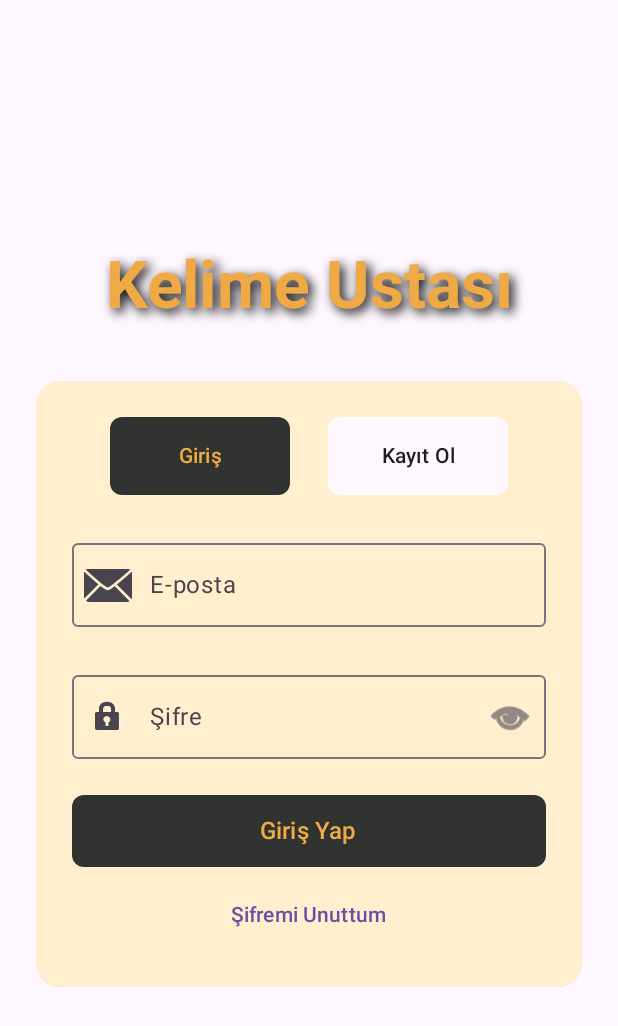
After one commit to keremsenn/Android-LoginScreen-With-Flask, an Android app built with Jetpack Compose: the LoginScreen screen opened through its navigation route, on a phone screen of 412 x 824 dp. The commit adds this screen. Shown: the top 1026 px of the screen. Run offline under Robolectric (Android 15) with nearby library versions, the light colour scheme and no system bars; our stand-ins replace Dagger/Hilt's generated code.

Commit message:
son duzenlemeler yapıldı

```diff
--- a/client/app/src/main/java/com/keremsen/wordmasters/MainActivity.kt
+++ b/client/app/src/main/java/com/keremsen/wordmasters/MainActivity.kt
@@ -3,8 +3,6 @@ package com.keremsen.wordmasters
 import android.os.Bundle
 import androidx.activity.ComponentActivity
 import androidx.activity.compose.setContent
-import androidx.activity.enableEdgeToEdge
-import androidx.core.splashscreen.SplashScreen.Companion.installSplashScreen
 import dagger.hilt.android.AndroidEntryPoint
 import com.keremsen.wordmasters.navigation.AppNavigation
 
@@ -13,9 +11,7 @@ class MainActivity : ComponentActivity() {
     override fun onCreate(savedInstanceState: Bundle?) {
         super.onCreate(savedInstanceState)
         setContent {
-
                 AppNavigation()
-
         }
     }
 }
--- /dev/null
+++ b/client/app/src/main/java/com/keremsen/wordmasters/view/LoginScreen.kt
@@ -0,0 +1,544 @@
+package com.keremsen.wordmasters.view
+
+
+import android.widget.Toast
+import androidx.compose.animation.AnimatedVisibility
+import androidx.compose.animation.animateContentSize
+import androidx.compose.animation.core.*
+import androidx.compose.animation.fadeIn
+import androidx.compose.animation.fadeOut
+import androidx.compose.animation.slideInVertically
+import androidx.compose.foundation.background
+import androidx.compose.foundation.layout.*
+import androidx.compose.foundation.shape.RoundedCornerShape
+import androidx.compose.foundation.text.KeyboardOptions
+import androidx.compose.material3.*
+import androidx.compose.runtime.*
+import androidx.compose.ui.Alignment
+import androidx.compose.ui.Modifier
+import androidx.compose.ui.draw.clip
+import androidx.compose.ui.res.painterResource
+import androidx.compose.ui.text.font.FontWeight
+import androidx.compose.ui.text.input.ImeAction
+import androidx.compose.ui.text.input.KeyboardType
+import androidx.compose.ui.text.input.PasswordVisualTransformation
+import androidx.compose.ui.text.input.VisualTransformation
+import androidx.compose.ui.text.style.TextAlign
+import androidx.compose.ui.unit.dp
+import androidx.compose.ui.unit.sp
+import androidx.compose.ui.draw.scale
+import androidx.compose.ui.geometry.Offset
+import androidx.compose.ui.graphics.Color
+import androidx.compose.ui.graphics.Shadow
+import androidx.compose.ui.platform.LocalContext
+import androidx.compose.ui.res.colorResource
+import androidx.compose.ui.text.TextStyle
+import androidx.hilt.navigation.compose.hiltViewModel
+import androidx.navigation.NavController
+import com.keremsen.wordmasters.R
+import com.keremsen.wordmasters.model.LoginRequest
+import com.keremsen.wordmasters.model.RegisterRequest
+import com.keremsen.wordmasters.viewmodel.UserViewModel
+
+
+@Composable
+fun LoginScreen(navController: NavController){
+    val userViewModel : UserViewModel = hiltViewModel()
+    val user = userViewModel.user.collectAsState()
+
+    val responseCode = userViewModel.responseCode.collectAsState()
+    val responseCodeForLogin = userViewModel.responseCode2.collectAsState()
+
+    var isLoginMode by remember { mutableStateOf(true) }
+
+    var email by remember { mutableStateOf("") }
+    var password by remember { mutableStateOf("") }
+    var nickname by remember { mutableStateOf("") }
+    var firstname by remember { mutableStateOf("") }
+    var lastname by remember { mutableStateOf("") }
+
+    var passwordVisible by remember { mutableStateOf(false) }
+
+    var nickNameIsEmpty by remember { mutableStateOf(false) }
+    var firstNameIsEmpty by remember { mutableStateOf(false) }
+    var lastNameIsEmpty by remember { mutableStateOf(false) }
+    var emailIsEmpty by remember { mutableStateOf(false) }
+    var paswordIsEmpty by remember { mutableStateOf(false) }
+
+    var isThereEmail by remember { mutableStateOf(false) }
+
+    var isUniqNickName by remember { mutableStateOf(false) }
+    var isUniqEmail by remember { mutableStateOf(false) }
+    var isRegisterSuccessful by remember { mutableStateOf(false) }
+    var isnotvalidemail by remember { mutableStateOf(false) }
+    var passwordError by remember{ mutableStateOf(false) }
+
+    var isNotValidLoginEmail by remember { mutableStateOf(false) }
+    var isNotValidLoginEmailOrPassword by remember { mutableStateOf(false) }
+
+    val context = LocalContext.current
+    var lastToast : Toast? = null
+
+    var loginTrigger by remember { mutableIntStateOf(0) }
+    val isLoginSuccessful = remember { mutableStateOf(false) }
+
+    val regexNickName = Regex("^[a-zA-Z0-9]*$")
+    val regexName = Regex("^[a-zA-Z]+$")
+
+    when (responseCode.value) {
+        403 -> {
+            isUniqNickName = true
+            isUniqEmail = false  // Diğer hataları resetle
+            passwordError = false
+        }
+        409 -> {
+            isUniqEmail = true
+            isUniqNickName = false
+            passwordError = false
+        }
+        401 -> {
+            passwordError = true
+            isUniqEmail = false
+            isUniqNickName = false
+        }
+        201 -> {
+            isRegisterSuccessful = true
+            // Tüm hataları temizle
+            isUniqEmail = false
+            isUniqNickName = false
+            passwordError = false
+        }
+    }
+    when (responseCodeForLogin.value) {
+        400 -> {
+            isNotValidLoginEmail = true
+        }
+        409 -> {
+            isNotValidLoginEmailOrPassword = true
+        }
+
+    }
+
+
+    fun clearAllErrors() {
+        nickNameIsEmpty = false
+        firstNameIsEmpty = false
+        lastNameIsEmpty = false
+        emailIsEmpty = false
+        paswordIsEmpty = false
+        isUniqNickName = false
+        isUniqEmail = false
+        isnotvalidemail = false
+        passwordError = false
+        isNotValidLoginEmail = false
+        isNotValidLoginEmailOrPassword = false
+    }
+    // Animasyon için infinite pulse effect
+    val infiniteTransition = rememberInfiniteTransition(label="animation")
+    val scale by infiniteTransition.animateFloat(
+        initialValue = 1f,
+        targetValue = 1.1f,
+        animationSpec = infiniteRepeatable(
+            animation = tween(1000),
+            repeatMode = RepeatMode.Reverse
+        ),label="animation"
+    )
+
+    Box(
+        modifier = Modifier
+            .fillMaxSize()
+            .background(MaterialTheme.colorScheme.background)
+    ) {
+        Column(
+            modifier = Modifier
+                .fillMaxSize()
+                .padding(24.dp),
+            horizontalAlignment = Alignment.CenterHorizontally,
+            verticalArrangement = Arrangement.Center
+        ) {
+            // Uygulama Başlığı - Animasyonlu
+            Text(
+                text = "Kelime Ustası",
+                fontSize = 40.sp,
+                fontWeight = FontWeight.Bold,
+                color = colorResource(id = R.color.TextColor),
+                modifier = Modifier
+                    .padding(bottom = 40.dp)
+                    .scale(scale),
+                style = TextStyle(
+                    shadow = Shadow(
+                        color = Color.Black,
+                        offset = Offset(4f, 4f),
+                        blurRadius = 8f
+                    )
+                )
+            )
+
+
+            // Form alanı
+            Card(
+                modifier = Modifier
+                    .fillMaxWidth()
+                    .clip(RoundedCornerShape(16.dp))
+                    .animateContentSize(
+                        animationSpec = tween(
+                            durationMillis = 300,
+                            easing = EaseOutCubic
+
+                        )
+                    ),
+                elevation = CardDefaults.cardElevation(defaultElevation = 8.dp),
+                colors = CardDefaults.cardColors(
+                    containerColor = colorResource(id = R.color.ButtonColor) // XML'den renk
+                ),
+
+
+            ) {
+                Column(
+                    modifier = Modifier
+                        .fillMaxWidth()
+                        .padding(24.dp),
+                    horizontalAlignment = Alignment.CenterHorizontally
+                ) {
+                    // Sekmeler - Giriş / Kayıt
+                    Row(
+                        modifier = Modifier
+                            .fillMaxWidth()
+                            .padding(bottom = 24.dp),
+                        horizontalArrangement = Arrangement.SpaceEvenly
+                    ) {
+                        TabButton(
+                            title = "Giriş",
+
+                            isSelected = isLoginMode,
+                            onClick = {
+                                nickname=""
+                                firstname=""
+                                lastname=""
+                                password=""
+                                clearAllErrors()
+                                isLoginMode = true }
+                        )
+                        TabButton(
+                            title = "Kayıt Ol",
+                            isSelected = !isLoginMode,
+                            onClick = {
+                                email=""
+                                password=""
+                                clearAllErrors()
+                                isLoginMode = false }
+                        )
+                    }
+                    //
+
+                    // Form alanları
+
+                    AnimatedVisibility(
+                        visible = !isLoginMode,
+                        enter = fadeIn(animationSpec = tween(durationMillis = 1000)) + slideInVertically(),
+                        exit = fadeOut(),
+                        modifier = Modifier
+                    ) {
+                        OutlinedTextField(
+                            modifier = Modifier
+                                .fillMaxWidth()
+                                .padding(bottom = 8.dp),
+                            value = nickname,
+                            onValueChange = {input ->
+                                if (regexNickName.matches(input)) {
+                                    nickname = input
+                                } },
+                            label = { Text("Kullanıcı Adı") },
+                            leadingIcon = {
+                                Icon(
+                                    painter = painterResource(id = android.R.drawable.ic_menu_myplaces),
+                                    contentDescription = "Kullanıcı", modifier = Modifier
+                                )
+                            },
+                            singleLine = true,
+                            keyboardOptions = KeyboardOptions(
+                                imeAction = ImeAction.Next
+                            ),supportingText = {
+                                when {
+                                    nickNameIsEmpty -> Text("Zorunlu alan", color = Color.Red)
+                                    isUniqNickName -> Text("Kullanıcı adınız benzersiz olmalı!", color = Color.Red)
+                                }
+                            }
+                        )
+                    }
+
+
+                    AnimatedVisibility(
+                        visible = !isLoginMode,
+                        enter = fadeIn(animationSpec = tween(durationMillis = 1000)) + slideInVertically(),
+                        exit = fadeOut()
+                    ) {
+                        OutlinedTextField(
+                            modifier = Modifier
+                                .fillMaxWidth()
+                                .padding(bottom = 8.dp),
+                            value = firstname,
+                            onValueChange = { input ->
+                                if (regexName.matches(input)) {
+                                    firstname = input
+                                }  },
+                            label = { Text("Adı") },
+                            leadingIcon = {
+                                Icon(
+                                    painter = painterResource(id = android.R.drawable.ic_menu_myplaces),
+                                    contentDescription = "Kullanıcı"
+                                )
+                            },
+                            singleLine = true,
+                            keyboardOptions = KeyboardOptions(
+                                imeAction = ImeAction.Next
+                            ),supportingText = {
+                                if (firstNameIsEmpty) {
+                                    Text("Zorunlu alan", color = Color.Red)
+                                }
+                            }
+                        )
+
+                    }
+                    AnimatedVisibility(
+                        visible = !isLoginMode,
+                        enter = fadeIn(animationSpec = tween(durationMillis = 1000)) + slideInVertically(),
+                        exit = fadeOut()
+                    ) {
+                        OutlinedTextField(
+                            modifier = Modifier
+                                .fillMaxWidth()
+                                .padding(bottom = 8.dp),
+                            value = lastname,
+                            onValueChange = {  input ->
+                                if (regexName.matches(input)) {
+                                    lastname = input
+                                }  },
+                            label = { Text("Soyadı") },
+                            leadingIcon = {
+                                Icon(
+                                    painter = painterResource(id = android.R.drawable.ic_menu_myplaces),
+                                    contentDescription = "Kullanıcı"
+                                )
+                            },
+                            singleLine = true,
+                            keyboardOptions = KeyboardOptions(
+                                imeAction = ImeAction.Next
+                            ),supportingText = {
+                                if (lastNameIsEmpty) {
+                                    Text("Zorunlu alan", color = Color.Red)
+                                }
+                            }
+                        )
+
+                    }
+
+
+
+                        OutlinedTextField(
+                            modifier = Modifier
+                                .fillMaxWidth()
+                                .padding(bottom = 8.dp),
+                            value = email,
+                            onValueChange = { if (!it.contains(" ")) {
+                                email = it
+                            }},
+                            label = { Text("E-posta") },
+                            leadingIcon = {
+                                Icon(
+                                    painter = painterResource(id = android.R.drawable.ic_dialog_email),
+                                    contentDescription = "Email"
+                                )
+                            },
+                            singleLine = true,
+                            keyboardOptions = KeyboardOptions(
+                                keyboardType = KeyboardType.Email,
+                                imeAction = ImeAction.Next
+                            ),supportingText = {
+                                when {
+                                    emailIsEmpty -> Text("Zorunlu alan", color = Color.Red)
+                                    isnotvalidemail -> Text("Geçersiz E-posta formatı!", color = Color.Red)
+                                    isUniqEmail -> Text("E-postanız benzersiz olmalı!", color = Color.Red)
+                                    isNotValidLoginEmail -> Text("Kayıtlı kullanıcı bulunamadı!", color = Color.Red)
+                                }
+                            }
+                        )
+
+
+                    OutlinedTextField(
+                        modifier = Modifier
+                            .fillMaxWidth()
+                            .padding(bottom = 8.dp),
+                        value = password,
+                        onValueChange = { if (!it.contains(" ")) {
+                            password = it
+                        }},
+                        label = { Text("Şifre") },
+                        leadingIcon = {
+                            Icon(
+                                painter = painterResource(id = android.R.drawable.ic_lock_idle_lock),
+                                contentDescription = "Şifre"
+                            )
+                        },
+                        trailingIcon = {
+                            IconButton(onClick = { passwordVisible = !passwordVisible }) {
+                                Icon(
+                                    painter = painterResource(
+                                        id = if (passwordVisible)
+                                            android.R.drawable.ic_menu_close_clear_cancel
+                                        else
+                                            android.R.drawable.ic_menu_view
+                                    ),
+                                    contentDescription = if (passwordVisible) "Şifreyi Gizle" else "Şifreyi Göster"
+                                )
+                            }
+                        },
+                        singleLine = true,
+                        visualTransformation = if (passwordVisible) VisualTransformation.None else PasswordVisualTransformation(),
+                        keyboardOptions = KeyboardOptions(
+                            keyboardType = KeyboardType.Password,
+                            imeAction = ImeAction.Done
+                        ),supportingText = {
+                            when {
+                                paswordIsEmpty -> Text("Zorunlu alan", color = Color.Red)
+                                isNotValidLoginEmailOrPassword -> Text("Geçersiz E-posta veya şifre girdiniz!", color = Color.Red)
+                                passwordError -> Text("Şifreniz En az 7 karakter olmalı!", color = Color.Red)
+                            }
+                        }
+
+                    )
+
+                    if(isRegisterSuccessful){
+                        LaunchedEffect(Unit) {
+                            Toast.makeText(
+                                context,
+                                "Kayıt Başarılı",
+                                Toast.LENGTH_SHORT
+                            ).show()
+                            nickname=""
+                            firstname=""
+                            lastname=""
+                            email=""
+                            password=""
+                            isRegisterSuccessful = false // State'i resetle
+                        }
+                        isRegisterSuccessful = false
+                    }
+                    // Buton - Giriş / Kayıt
+                    Button(
+                        onClick = {
+                            // Login/Register işlemi burada yapılacak
+                            val loginRequest = LoginRequest(email = email, password = password)
+
+                            val registerRequest = RegisterRequest(
+                                firstName = firstname,
+                                lastName = lastname,
+                                nickName = nickname,
+                                email = email,
+                                password = password
+                            )
+                            if(isLoginMode){
+                                loginTrigger++
+
+                                userViewModel.login(loginRequest)
+                                isNotValidLoginEmail= false
+                                isNotValidLoginEmailOrPassword = false
+                            }else{
+                                nickNameIsEmpty = nickname.isBlank()
+                                firstNameIsEmpty = firstname.isBlank()
+                                lastNameIsEmpty = lastname.isBlank()
+                                emailIsEmpty = email.isBlank()
+                                paswordIsEmpty = password.isBlank()
+
+                                isnotvalidemail = !isValidEmail(email)
+
+                                isUniqEmail = false
+                                isUniqNickName = false
+                                passwordError =false
+
+                            if(!nickNameIsEmpty && !firstNameIsEmpty && !lastNameIsEmpty && !emailIsEmpty && !paswordIsEmpty && !isnotvalidemail && isThereEmail){
+                                userViewModel.register(registerRequest)
+                                }
+                            }
+
+                        },
+                        modifier = Modifier
+                            .fillMaxWidth()
+                            .height(48.dp),
+                        shape = RoundedCornerShape(8.dp),
+                        colors = ButtonDefaults.buttonColors(
+                            containerColor = colorResource(id = R.color.ButtonColor2), // XML'den renk
+                            contentColor = colorResource(id = R.color.ButtonColor2) // Yazı rengi
+                        )
+
+
+                    ) {
+                        Text(
+                            text = if (isLoginMode) "Giriş Yap" else "Kayıt Ol",
+                            color = colorResource(id = R.color.TextColor),
+                            fontSize = 16.sp
+                        )
+                    }
+
+                    if (isLoginMode) {
+                        TextButton(
+                            onClick = { /* Şifremi unuttum işlemi */ },
+                            modifier = Modifier.padding(top = 8.dp)
+                        ) {
+                            Text(
+                                text = "Şifremi Unuttum",
+                                color = MaterialTheme.colorScheme.primary
+                            )
+                        }
+                    }
+                }
+            }
+        }
+    }
+    LaunchedEffect(user.value,loginTrigger) {
+        user.value?.let { currentUser ->
+            val id = currentUser.id.toIntOrNull() ?: -1
+            println(id)
+            if(id != -1){
+                isLoginSuccessful.value = true
+                navController.navigate("main/${id}") {
+                    popUpTo("login_screen") { inclusive = true }
+                }
+            }else if (!isLoginSuccessful.value){
+                lastToast?.cancel() // önceki varsa iptal et
+                lastToast = Toast.makeText(context, "Kullanıcı Bulunamadı !", Toast.LENGTH_SHORT)
+                lastToast?.show()
+            }
+        }
+    }
+
+}
+
+fun isValidEmail(email: String): Boolean {
+    return android.util.Patterns.EMAIL_ADDRESS.matcher(email).matches()
+}
+
+@Composable
+fun TabButton(title: String, isSelected: Boolean, onClick: () -> Unit ) {
+    Button(
+        onClick = onClick,
+        colors = ButtonDefaults.buttonColors(
+            containerColor = if (isSelected)
+                colorResource(id = R.color.ButtonColor2)
+            else
+                MaterialTheme.colorScheme.surface,
+            contentColor = if (isSelected)
+                colorResource(id = R.color.TextColor)
+            else
+                MaterialTheme.colorScheme.onSurface
+        ),
+        shape = RoundedCornerShape(8.dp),
+        modifier = Modifier.width(120.dp)
+    ) {
+        Text(
+            text = title,
+            modifier = Modifier.padding(8.dp),
+            textAlign = TextAlign.Center
+        )
+    }
+}
--- a/client/app/src/main/res/values/colors.xml
+++ b/client/app/src/main/res/values/colors.xml
@@ -7,4 +7,10 @@
     <color name="teal_700">#FF018786</color>
     <color name="black">#FF000000</color>
     <color name="white">#FFFFFFFF</color>
+    <color name="splashText">#070707</color>
+    <color name="splashBackground">#EDA946</color>
+    <color name="TextColor">#EFAA46</color>
+    <color name="ButtonColor">#FFEFCF</color>
+    <color name="ButtonColor2">#303330</color>
+    <color name="anather">#F02C2C</color>
 </resources>
--- a/client/gradle/libs.versions.toml
+++ b/client/gradle/libs.versions.toml
@@ -3,7 +3,9 @@ accompanistSystemuicontroller = "0.32.0"
 agp = "8.7.2"
 converterGson = "2.9.0"
 coreSplashscreen = "1.0.1"
+dotenvKotlin = "6.4.1"
 exoplayer = "2.19.1"
+firebaseAuth = "23.2.0"
 hiltAndroidGradlePlugin = "2.51.1"
 hiltNavigationCompose = "1.2.0"
 kotlin = "2.0.0"
@@ -32,7 +34,9 @@ androidx-navigation-safe-args-gradle-plugin = { module = "androidx.navigation:na
 androidx-navigation-testing = { module = "androidx.navigation:navigation-testing", version.ref = "navigationCompose" }
 androidx-navigation-ui-ktx = { module = "androidx.navigation:navigation-ui-ktx", version.ref = "navigationCompose" }
 converter-gson = { module = "com.squareup.retrofit2:converter-gson", version.ref = "converterGson" }
+dotenv-kotlin = { module = "io.github.cdimascio:dotenv-kotlin", version.ref = "dotenvKotlin" }
 exoplayer = { module = "com.google.android.exoplayer:exoplayer", version.ref = "exoplayer" }
+firebase-auth = { module = "com.google.firebase:firebase-auth", version.ref = "firebaseAuth" }
 hilt-android = { module = "com.google.dagger:hilt-android", version.ref = "hiltAndroidGradlePlugin" }
 hilt-android-compiler = { module = "com.google.dagger:hilt-android-compiler", version.ref = "hiltAndroidGradlePlugin" }
 hilt-android-gradle-plugin = { module = "com.google.dagger:hilt-android-gradle-plugin", version.ref = "hiltAndroidGradlePlugin" }
```
Also changed, not shown: client/app/build.gradle.kts (+3 -9 lines), client/app/src/main/java/com/keremsen/wordmasters/api/RetrofitInstance.kt (+9 -11 lines), client/app/src/main/java/com/keremsen/wordmasters/view/MainScreen.kt (added, +21 -0 lines), client/app/src/main/java/com/keremsen/wordmasters/viewmodel/UserViewModel.kt (+18 -26 lines).
